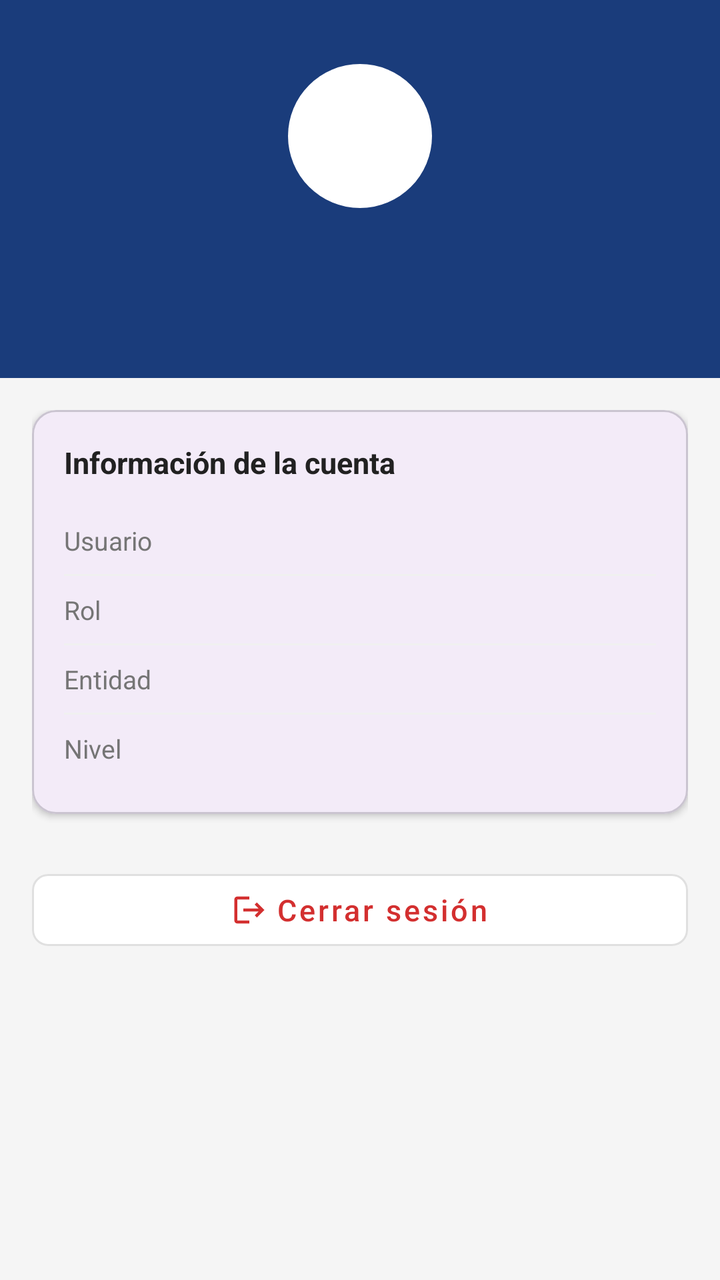
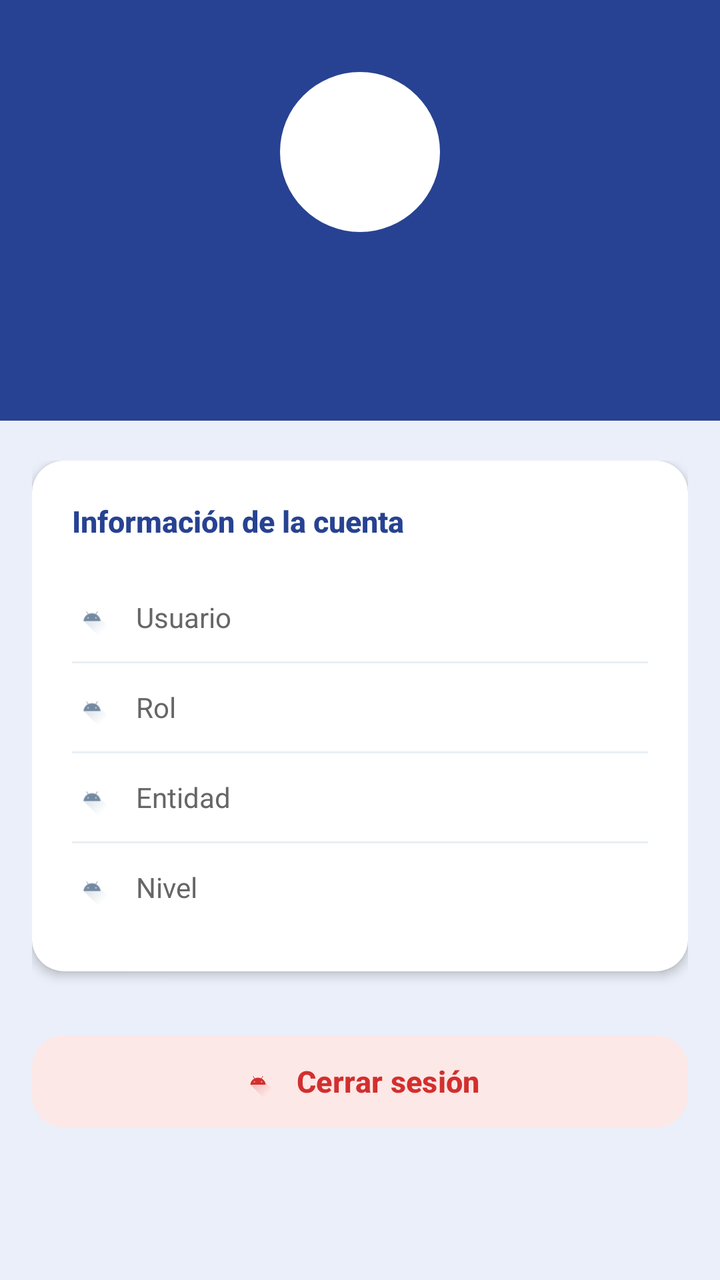

Compare the two renders of this Android layout. The source of the first and the diff that turns it into the second are given below.
<!-- AndroidManifest.xml: application theme Theme.SMCAIOT -->
<!-- res/layout/fragment_profile.xml -->
<?xml version="1.0" encoding="utf-8"?>
<LinearLayout
    xmlns:android="http://schemas.android.com/apk/res/android"
    android:layout_width="match_parent"
    android:layout_height="match_parent"
    android:orientation="vertical"
    android:background="#F5F5F5">

    
    <LinearLayout
        android:layout_width="match_parent"
        android:layout_height="wrap_content"
        android:background="#1A3C7B"
        android:orientation="vertical"
        android:gravity="center_horizontal"
        android:paddingTop="32dp"
        android:paddingBottom="24dp">

        
        <FrameLayout
            android:layout_width="72dp"
            android:layout_height="72dp">

            <View
                android:layout_width="72dp"
                android:layout_height="72dp"
                android:background="@drawable/bg_circle_avatar" />

            <TextView
                android:id="@+id/tvInitials"
                android:layout_width="match_parent"
                android:layout_height="match_parent"
                android:gravity="center"
                android:textSize="28sp"
                android:textStyle="bold"
                android:textColor="#1A3C7B" />
        </FrameLayout>

        <TextView
            android:id="@+id/tvFullName"
            android:layout_width="wrap_content"
            android:layout_height="wrap_content"
            android:layout_marginTop="12dp"
            android:textSize="22sp"
            android:textColor="#FFFFFF"
            android:fontFamily="sans-serif-medium" />

        <TextView
            android:id="@+id/tvEmail"
            android:layout_width="wrap_content"
            android:layout_height="wrap_content"
            android:layout_marginTop="2dp"
            android:textSize="13sp"
            android:textColor="#B0BEC5" />
    </LinearLayout>

    
    <ScrollView
        android:layout_width="match_parent"
        android:layout_height="0dp"
        android:layout_weight="1"
        android:fillViewport="true">

        <LinearLayout
            android:layout_width="match_parent"
            android:layout_height="wrap_content"
            android:orientation="vertical"
            android:padding="16dp">

            <com.google.android.material.card.MaterialCardView
                xmlns:app="http://schemas.android.com/apk/res-auto"
                android:layout_width="match_parent"
                android:layout_height="wrap_content"
                app:cardCornerRadius="12dp"
                app:cardElevation="2dp">

                <LinearLayout
                    android:layout_width="match_parent"
                    android:layout_height="wrap_content"
                    android:orientation="vertical"
                    android:padding="16dp">

                    <TextView
                        android:layout_width="wrap_content"
                        android:layout_height="wrap_content"
                        android:text="Información de la cuenta"
                        android:textSize="15sp"
                        android:textStyle="bold"
                        android:textColor="#212121"
                        android:layout_marginBottom="12dp" />

                    
                    <LinearLayout
                        android:layout_width="match_parent"
                        android:layout_height="wrap_content"
                        android:orientation="horizontal"
                        android:paddingVertical="8dp">

                        <TextView
                            android:layout_width="0dp"
                            android:layout_height="wrap_content"
                            android:layout_weight="1"
                            android:text="Usuario"
                            android:textSize="13sp"
                            android:textColor="#757575" />

                        <TextView
                            android:id="@+id/tvUsername"
                            android:layout_width="0dp"
                            android:layout_height="wrap_content"
                            android:layout_weight="2"
                            android:textSize="13sp"
                            android:textColor="#212121"
                            android:gravity="end" />
                    </LinearLayout>

                    <View
                        android:layout_width="match_parent"
                        android:layout_height="1dp"
                        android:background="#F0F0F0" />

                    
                    <LinearLayout
                        android:layout_width="match_parent"
                        android:layout_height="wrap_content"
                        android:orientation="horizontal"
                        android:paddingVertical="8dp">

                        <TextView
                            android:layout_width="0dp"
                            android:layout_height="wrap_content"
                            android:layout_weight="1"
                            android:text="Rol"
                            android:textSize="13sp"
                            android:textColor="#757575" />

                        <TextView
                            android:id="@+id/tvRole"
                            android:layout_width="0dp"
                            android:layout_height="wrap_content"
                            android:layout_weight="2"
                            android:textSize="13sp"
                            android:textColor="#212121"
                            android:gravity="end" />
                    </LinearLayout>

                    <View
                        android:layout_width="match_parent"
                        android:layout_height="1dp"
                        android:background="#F0F0F0" />

                    
                    <LinearLayout
                        android:layout_width="match_parent"
                        android:layout_height="wrap_content"
                        android:orientation="horizontal"
                        android:paddingVertical="8dp">

                        <TextView
                            android:layout_width="0dp"
                            android:layout_height="wrap_content"
                            android:layout_weight="1"
                            android:text="Entidad"
                            android:textSize="13sp"
                            android:textColor="#757575" />

                        <TextView
                            android:id="@+id/tvEntity"
                            android:layout_width="0dp"
                            android:layout_height="wrap_content"
                            android:layout_weight="2"
                            android:textSize="13sp"
                            android:textColor="#212121"
                            android:gravity="end" />
                    </LinearLayout>

                    <View
                        android:layout_width="match_parent"
                        android:layout_height="1dp"
                        android:background="#F0F0F0" />

                    
                    <LinearLayout
                        android:layout_width="match_parent"
                        android:layout_height="wrap_content"
                        android:orientation="horizontal"
                        android:paddingVertical="8dp">

                        <TextView
                            android:layout_width="0dp"
                            android:layout_height="wrap_content"
                            android:layout_weight="1"
                            android:text="Nivel"
                            android:textSize="13sp"
                            android:textColor="#757575" />

                        <TextView
                            android:id="@+id/tvNivel"
                            android:layout_width="0dp"
                            android:layout_height="wrap_content"
                            android:layout_weight="2"
                            android:textSize="13sp"
                            android:textColor="#212121"
                            android:gravity="end" />
                    </LinearLayout>

                </LinearLayout>
            </com.google.android.material.card.MaterialCardView>

            
            <com.google.android.material.button.MaterialButton
                xmlns:app="http://schemas.android.com/apk/res-auto"
                android:id="@+id/btnLogout"
                android:layout_width="match_parent"
                android:layout_height="48dp"
                android:layout_marginTop="24dp"
                android:text="Cerrar sesión"
                android:textSize="15sp"
                android:textAllCaps="false"
                android:textColor="#D32F2F"
                app:icon="@drawable/ic_logout"
                app:iconTint="#D32F2F"
                app:iconGravity="textStart"
                app:backgroundTint="#FFFFFF"
                app:strokeColor="#E0E0E0"
                app:strokeWidth="1dp"
                app:cornerRadius="8dp"
                style="@style/Widget.MaterialComponents.Button.OutlinedButton" />

        </LinearLayout>
    </ScrollView>

</LinearLayout>
<!-- resources referenced by this layout -->
<resources>
  <!-- drawable bg_circle_avatar (drawable) -->
  <?xml version="1.0" encoding="utf-8"?>
  <shape xmlns:android="http://schemas.android.com/apk/res/android"
      android:shape="oval">
      <solid android:color="#FFFFFF" />
  </shape>
  <!-- drawable ic_logout (drawable) -->
  <vector xmlns:android="http://schemas.android.com/apk/res/android"
      android:width="24dp"
      android:height="24dp"
      android:viewportWidth="24"
      android:viewportHeight="24"
      android:tint="#D32F2F">
      <path
          android:fillColor="@android:color/white"
          android:pathData="M17,7l-1.41,1.41L18.17,11H8v2h10.17l-2.58,2.58L17,17l5,-5zM4,5h8V3H4c-1.1,0 -2,0.9 -2,2v14c0,1.1 0.9,2 2,2h8v-2H4V5z" />
  </vector>
  <style name="Theme.SMCAIOT" parent="Base.Theme.SMCAIOT" />
  <style name="Base.Theme.SMCAIOT" parent="Theme.Material3.DayNight.NoActionBar">
          
          
      </style>
</resources>

<!-- the commit's change to res/layout/fragment_profile.xml (unified diff, before → after) -->
@@ -1,29 +1,29 @@
 <?xml version="1.0" encoding="utf-8"?>
 <LinearLayout
     xmlns:android="http://schemas.android.com/apk/res/android"
+    xmlns:app="http://schemas.android.com/apk/res-auto"
     android:layout_width="match_parent"
     android:layout_height="match_parent"
     android:orientation="vertical"
-    android:background="#F5F5F5">
-
-    
+    android:background="@color/blanco_azulado">
+
     <LinearLayout
         android:layout_width="match_parent"
         android:layout_height="wrap_content"
-        android:background="#1A3C7B"
+        android:background="@color/principal"
         android:orientation="vertical"
         android:gravity="center_horizontal"
-        android:paddingTop="32dp"
-        android:paddingBottom="24dp">
-
-        
+        android:paddingTop="36dp"
+        android:paddingBottom="28dp">
+
         <FrameLayout
-            android:layout_width="72dp"
-            android:layout_height="72dp">
+            android:layout_width="80dp"
+            android:layout_height="80dp"
+            android:elevation="4dp">
 
             <View
-                android:layout_width="72dp"
-                android:layout_height="72dp"
+                android:layout_width="80dp"
+                android:layout_height="80dp"
                 android:background="@drawable/bg_circle_avatar" />
 
             <TextView
@@ -31,54 +31,59 @@
                 android:layout_width="match_parent"
                 android:layout_height="match_parent"
                 android:gravity="center"
-                android:textSize="28sp"
+                android:textSize="30sp"
                 android:textStyle="bold"
-                android:textColor="#1A3C7B" />
+                android:textColor="@color/principal" />
         </FrameLayout>
 
         <TextView
             android:id="@+id/tvFullName"
             android:layout_width="wrap_content"
             android:layout_height="wrap_content"
-            android:layout_marginTop="12dp"
+            android:layout_marginTop="14dp"
             android:textSize="22sp"
-            android:textColor="#FFFFFF"
-            android:fontFamily="sans-serif-medium" />
+            android:textStyle="bold"
+            android:textColor="@color/white"
+            android:fontFamily="sans-serif-medium"
+            android:letterSpacing="0.01" />
 
         <TextView
             android:id="@+id/tvEmail"
             android:layout_width="wrap_content"
             android:layout_height="wrap_content"
-            android:layout_marginTop="2dp"
-            android:textSize="13sp"
-            android:textColor="#B0BEC5" />
+            android:layout_marginTop="4dp"
+            android:textSize="14sp"
+            android:textColor="#D0DFE9"
+            android:fontFamily="sans-serif" />
     </LinearLayout>
 
-    
     <ScrollView
         android:layout_width="match_parent"
         android:layout_height="0dp"
         android:layout_weight="1"
-        android:fillViewport="true">
+        android:fillViewport="true"
+        android:overScrollMode="never">
 
         <LinearLayout
             android:layout_width="match_parent"
             android:layout_height="wrap_content"
             android:orientation="vertical"
-            android:padding="16dp">
+            android:paddingHorizontal="16dp"
+            android:paddingVertical="20dp">
 
             <com.google.android.material.card.MaterialCardView
-                xmlns:app="http://schemas.android.com/apk/res-auto"
                 android:layout_width="match_parent"
                 android:layout_height="wrap_content"
-                app:cardCornerRadius="12dp"
-                app:cardElevation="2dp">
+                app:cardCornerRadius="16dp"
+                app:cardElevation="3dp"
+                app:cardBackgroundColor="@color/white"
+                app:strokeWidth="0dp">
 
                 <LinearLayout
                     android:layout_width="match_parent"
                     android:layout_height="wrap_content"
                     android:orientation="vertical"
-                    android:padding="16dp">
+                    android:padding="20dp">
 
                     <TextView
                         android:layout_width="wrap_content"
@@ -86,146 +91,181 @@
                         android:text="Información de la cuenta"
                         android:textSize="15sp"
                         android:textStyle="bold"
-                        android:textColor="#212121"
-                        android:layout_marginBottom="12dp" />
-
-                    
-                    <LinearLayout
-                        android:layout_width="match_parent"
-                        android:layout_height="wrap_content"
-                        android:orientation="horizontal"
-                        android:paddingVertical="8dp">
-
-                        <TextView
-                            android:layout_width="0dp"
-                            android:layout_height="wrap_content"
-                            android:layout_weight="1"
+                        android:textColor="#274292"
+                        android:fontFamily="sans-serif-medium"
+                        android:layout_marginBottom="16dp" />
+
+                    <LinearLayout
+                        android:layout_width="match_parent"
+                        android:layout_height="wrap_content"
+                        android:orientation="horizontal"
+                        android:gravity="center_vertical"
+                        android:paddingVertical="12dp">
+
+                        <ImageView
+                            android:layout_width="20dp"
+                            android:layout_height="20dp"
+                            android:layout_marginEnd="12dp"
+                            android:src="@drawable/ic_launcher_foreground"
+                            app:tint="#758AA2" />
+
+                        <TextView
+                            android:layout_width="wrap_content"
+                            android:layout_height="wrap_content"
                             android:text="Usuario"
-                            android:textSize="13sp"
-                            android:textColor="#757575" />
+                            android:textSize="14sp"
+                            android:textColor="#666666"
+                            android:fontFamily="sans-serif" />
 
                         <TextView
                             android:id="@+id/tvUsername"
                             android:layout_width="0dp"
                             android:layout_height="wrap_content"
-                            android:layout_weight="2"
-                            android:textSize="13sp"
-                            android:textColor="#212121"
-                            android:gravity="end" />
+                            android:layout_weight="1"
+                            android:textSize="14sp"
+                            android:textStyle="bold"
+                            android:textColor="#274292"
+                            android:gravity="end"
+                            android:fontFamily="sans-serif-medium" />
                     </LinearLayout>
 
                     <View
                         android:layout_width="match_parent"
                         android:layout_height="1dp"
-                        android:background="#F0F0F0" />
-
-                    
-                    <LinearLayout
-                        android:layout_width="match_parent"
-                        android:layout_height="wrap_content"
-                        android:orientation="horizontal"
-                        android:paddingVertical="8dp">
-
-                        <TextView
-                            android:layout_width="0dp"
-                            android:layout_height="wrap_content"
-                            android:layout_weight="1"
+                        android:background="#E8EFF5" />
+
+                    <LinearLayout
+                        android:layout_width="match_parent"
+                        android:layout_height="wrap_content"
+                        android:orientation="horizontal"
+                        android:gravity="center_vertical"
+                        android:paddingVertical="12dp">
+
+                        <ImageView
+                            android:layout_width="20dp"
+                            android:layout_height="20dp"
+                            android:layout_marginEnd="12dp"
+                            android:src="@drawable/ic_launcher_foreground"
+                            app:tint="#758AA2" />
+
+                        <TextView
+                            android:layout_width="wrap_content"
+                            android:layout_height="wrap_content"
                             android:text="Rol"
-                            android:textSize="13sp"
-                            android:textColor="#757575" />
+                            android:textSize="14sp"
+                            android:textColor="#666666"
+                            android:fontFamily="sans-serif" />
 
                         <TextView
                             android:id="@+id/tvRole"
                             android:layout_width="0dp"
                             android:layout_height="wrap_content"
-                            android:layout_weight="2"
-                            android:textSize="13sp"
-                            android:textColor="#212121"
-                            android:gravity="end" />
+                            android:layout_weight="1"
+                            android:textSize="14sp"
+                            android:textColor="#333333"
+                            android:gravity="end"
+                            android:fontFamily="sans-serif" />
                     </LinearLayout>
 
                     <View
                         android:layout_width="match_parent"
                         android:layout_height="1dp"
-                        android:background="#F0F0F0" />
-
-                    
-                    <LinearLayout
-                        android:layout_width="match_parent"
-                        android:layout_height="wrap_content"
-                        android:orientation="horizontal"
-                        android:paddingVertical="8dp">
-
-                        <TextView
-                            android:layout_width="0dp"
-                            android:layout_height="wrap_content"
-                            android:layout_weight="1"
+                        android:background="#E8EFF5" />
+
+                    <LinearLayout
+                        android:layout_width="match_parent"
+                        android:layout_height="wrap_content"
+                        android:orientation="horizontal"
+                        android:gravity="center_vertical"
+                        android:paddingVertical="12dp">
+
+                        <ImageView
+                            android:layout_width="20dp"
+                            android:layout_height="20dp"
+                            android:layout_marginEnd="12dp"
+                            android:src="@drawable/ic_launcher_foreground"
+                            app:tint="#758AA2" />
+
+                        <TextView
+                            android:layout_width="wrap_content"
+                            android:layout_height="wrap_content"
                             android:text="Entidad"
-                            android:textSize="13sp"
-                            android:textColor="#757575" />
+                            android:textSize="14sp"
+                            android:textColor="#666666"
+                            android:fontFamily="sans-serif" />
 
                         <TextView
                             android:id="@+id/tvEntity"
                             android:layout_width="0dp"
                             android:layout_height="wrap_content"
-                            android:layout_weight="2"
-                            android:textSize="13sp"
-                            android:textColor="#212121"
-                            android:gravity="end" />
+                            android:layout_weight="1"
+                            android:textSize="14sp"
+                            android:textColor="#333333"
+                            android:gravity="end"
+                            android:fontFamily="sans-serif" />
                     </LinearLayout>
 
                     <View
                         android:layout_width="match_parent"
                         android:layout_height="1dp"
-                        android:background="#F0F0F0" />
-
-                    
-                    <LinearLayout
-                        android:layout_width="match_parent"
-                        android:layout_height="wrap_content"
-                        android:orientation="horizontal"
-                        android:paddingVertical="8dp">
-
-                        <TextView
-                            android:layout_width="0dp"
-                            android:layout_height="wrap_content"
-                            android:layout_weight="1"
+                        android:background="#E8EFF5" />
+
+                    <LinearLayout
+                        android:layout_width="match_parent"
+                        android:layout_height="wrap_content"
+                        android:orientation="horizontal"
+                        android:gravity="center_vertical"
+                        android:paddingVertical="12dp">
+
+                        <ImageView
+                            android:layout_width="20dp"
+                            android:layout_height="20dp"
+                            android:layout_marginEnd="12dp"
+                            android:src="@drawable/ic_launcher_foreground"
+                            app:tint="#758AA2" />
+
+                        <TextView
+                            android:layout_width="wrap_content"
+                            android:layout_height="wrap_content"
                             android:text="Nivel"
-                            android:textSize="13sp"
-                            android:textColor="#757575" />
+                            android:textSize="14sp"
+                            android:textColor="#666666"
+                            android:fontFamily="sans-serif" />
 
                         <TextView
                             android:id="@+id/tvNivel"
                             android:layout_width="0dp"
                             android:layout_height="wrap_content"
-                            android:layout_weight="2"
-                            android:textSize="13sp"
-                            android:textColor="#212121"
-                            android:gravity="end" />
+                            android:layout_weight="1"
+                            android:textSize="14sp"
+                            android:textStyle="bold"
+                            android:textColor="#274292"
+                            android:gravity="end"
+                            android:fontFamily="sans-serif-medium" />
                     </LinearLayout>
 
                 </LinearLayout>
             </com.google.android.material.card.MaterialCardView>
 
-            
             <com.google.android.material.button.MaterialButton
-                xmlns:app="http://schemas.android.com/apk/res-auto"
                 android:id="@+id/btnLogout"
                 android:layout_width="match_parent"
-                android:layout_height="48dp"
-                android:layout_marginTop="24dp"
+                android:layout_height="54dp"
+                android:layout_marginTop="28dp"
                 android:text="Cerrar sesión"
                 android:textSize="15sp"
+                android:textStyle="bold"
                 android:textAllCaps="false"
                 android:textColor="#D32F2F"
-                app:icon="@drawable/ic_logout"
+                app:icon="@drawable/ic_launcher_foreground"
                 app:iconTint="#D32F2F"
                 app:iconGravity="textStart"
-                app:backgroundTint="#FFFFFF"
-                app:strokeColor="#E0E0E0"
-                app:strokeWidth="1dp"
-                app:cornerRadius="8dp"
-                style="@style/Widget.MaterialComponents.Button.OutlinedButton" />
+                app:iconPadding="10dp"
+                app:backgroundTint="#FCE8E6"
+                app:strokeWidth="0dp"
+                app:cornerRadius="16dp"
+                android:elevation="0dp"
+                android:stateListAnimator="@null" />
 
         </LinearLayout>
     </ScrollView>
<!-- resource entries referenced after the edit -->
@@ -1,26 +1,62 @@
 <!-- resources referenced by this layout -->
 <resources>
+  <color name="blanco_azulado">#EBEFF9</color>
+  <color name="principal">#274292</color>
+  <color name="white">#FFFFFFFF</color>
   <!-- drawable bg_circle_avatar (drawable) -->
   <?xml version="1.0" encoding="utf-8"?>
   <shape xmlns:android="http://schemas.android.com/apk/res/android"
       android:shape="oval">
       <solid android:color="#FFFFFF" />
   </shape>
-  <!-- drawable ic_logout (drawable) -->
+  <!-- drawable ic_launcher_foreground (drawable) -->
   <vector xmlns:android="http://schemas.android.com/apk/res/android"
-      android:width="24dp"
-      android:height="24dp"
-      android:viewportWidth="24"
-      android:viewportHeight="24"
-      android:tint="#D32F2F">
+      xmlns:aapt="http://schemas.android.com/aapt"
+      android:width="108dp"
+      android:height="108dp"
+      android:viewportWidth="108"
+      android:viewportHeight="108">
+      <path android:pathData="M31,63.928c0,0 6.4,-11 12.1,-13.1c7.2,-2.6 26,-1.4 26,-1.4l38.1,38.1L107,108.928l-32,-1L31,63.928z">
+          <aapt:attr name="android:fillColor">
+              <gradient
+                  android:endX="85.84757"
+                  android:endY="92.4963"
+                  android:startX="42.9492"
+                  android:startY="49.59793"
+                  android:type="linear">
+                  <item
+                      android:color="#44000000"
+                      android:offset="0.0" />
+                  <item
+                      android:color="#00000000"
+                      android:offset="1.0" />
+              </gradient>
+          </aapt:attr>
+      </path>
       <path
-          android:fillColor="@android:color/white"
-          android:pathData="M17,7l-1.41,1.41L18.17,11H8v2h10.17l-2.58,2.58L17,17l5,-5zM4,5h8V3H4c-1.1,0 -2,0.9 -2,2v14c0,1.1 0.9,2 2,2h8v-2H4V5z" />
+          android:fillColor="#FFFFFF"
+          android:fillType="nonZero"
+          android:pathData="M65.3,45.828l3.8,-6.6c0.2,-0.4 0.1,-0.9 -0.3,-1.1c-0.4,-0.2 -0.9,-0.1 -1.1,0.3l-3.9,6.7c-6.3,-2.8 -13.4,-2.8 -19.7,0l-3.9,-6.7c-0.2,-0.4 -0.7,-0.5 -1.1,-0.3C38.8,38.328 38.7,38.828 38.9,39.228l3.8,6.6C36.2,49.428 31.7,56.028 31,63.928h46C76.3,56.028 71.8,49.428 65.3,45.828zM43.4,57.328c-0.8,0 -1.5,-0.5 -1.8,-1.2c-0.3,-0.7 -0.1,-1.5 0.4,-2.1c0.5,-0.5 1.4,-0.7 2.1,-0.4c0.7,0.3 1.2,1 1.2,1.8C45.3,56.528 44.5,57.328 43.4,57.328L43.4,57.328zM64.6,57.328c-0.8,0 -1.5,-0.5 -1.8,-1.2s-0.1,-1.5 0.4,-2.1c0.5,-0.5 1.4,-0.7 2.1,-0.4c0.7,0.3 1.2,1 1.2,1.8C66.5,56.528 65.6,57.328 64.6,57.328L64.6,57.328z"
+          android:strokeWidth="1"
+          android:strokeColor="#00000000" />
   </vector>
   <style name="Theme.SMCAIOT" parent="Base.Theme.SMCAIOT" />
   <style name="Base.Theme.SMCAIOT" parent="Theme.Material3.DayNight.NoActionBar">
-          
-          
+          <item name="colorPrimary">@color/principal</item>
+          <item name="colorOnPrimary">@color/white</item>
+  
+          <item name="chipStyle">@style/CustomChipStyle</item>
+      </style>
+  <style name="CustomChipStyle" parent="Widget.Material3.Chip.Filter">
+          <item name="android:textColor">@color/chip_text_color_selector</item>
+  
+          <item name="chipBackgroundColor">@color/chip_background_color_selector</item>
+  
+          <item name="chipStrokeColor">@android:color/transparent</item>
+          <item name="chipStrokeWidth">0dp</item>
+  
+          <item name="checkedIconVisible">false</item>
+  
       </style>
 </resources>
 
